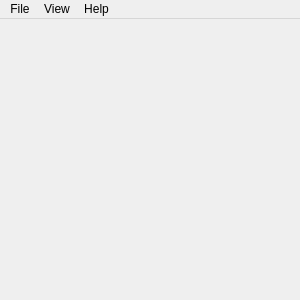
Above: src/MainWindow.ui from jblakeLincoln/isaac-character-picker before the change. Below: the same form after it.
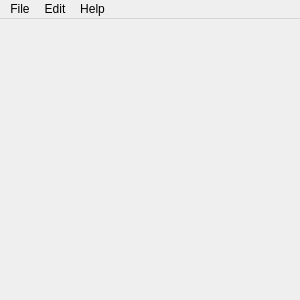
That is the form after the change.

```diff
--- a/src/MainWindow.ui
+++ b/src/MainWindow.ui
@@ -34,7 +34,7 @@
    </widget>
    <widget class="QMenu" name="menuView">
     <property name="title">
-     <string>View</string>
+     <string>Edit</string>
     </property>
     <addaction name="actionPlay_animation"/>
     <addaction name="actionShow_message_box"/>
```
Left out of the diff: 10 changed lines with no effect on the pictures.
